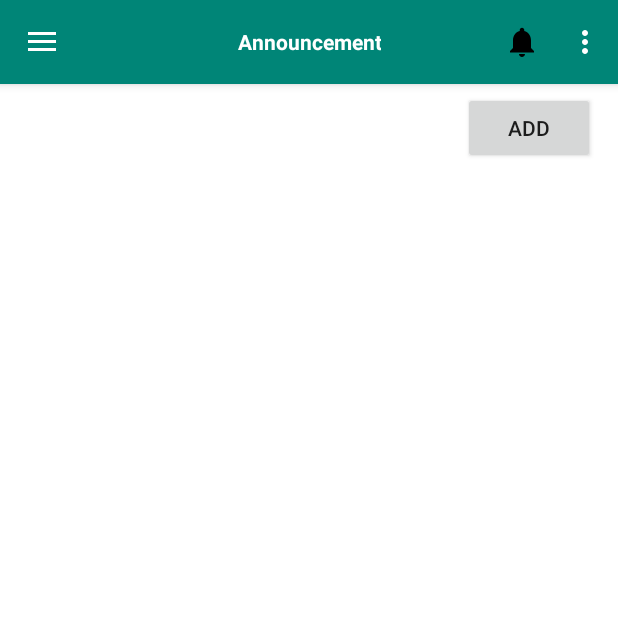
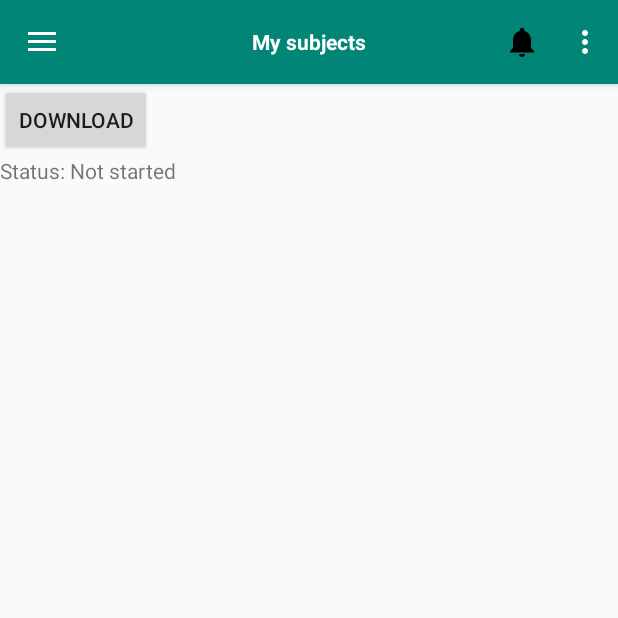
Before and after one commit to jurke95/androidSchoolApp, an Android app: the MainActivity screen opened directly, with no data from a screen before it, in the side drawer, after a tap on "Schedule", on a phone screen of 412 x 824 dp, the top half of it. Run offline under Robolectric (Android 15) with nearby library versions, the phone set to English and light mode, and no system bars; our stand-ins replace CircleImageView; pictures from the network do not load; 4 statements that could not run were skipped.

Commit message:
Add service

```diff
--- a/app/src/main/AndroidManifest.xml
+++ b/app/src/main/AndroidManifest.xml
@@ -10,7 +10,7 @@
     <uses-permission android:name="android.permission.ACCESS_NETWORK_STATE" />
     <uses-permission android:name="android.permission.WRITE_EXTERNAL_STORAGE" />
     <uses-permission android:name="android.permission.ACCESS_FINE_LOCATION" />
-
+    <uses-permission android:name="android.permission.WRITE_EXTERNAL_STORAGE" />
 
     <application
         android:name=".Config.MyApplication"
@@ -54,6 +54,9 @@
             android:authorities="com.example.schoolapp"
             android:enabled="true"
             android:exported="true"></provider>
+
+        <service android:name=".services.DownloadService" >
+        </service>
     </application>
 
 </manifest>
--- a/app/src/main/java/com/example/schoolapp/activities/MainActivity.java
+++ b/app/src/main/java/com/example/schoolapp/activities/MainActivity.java
@@ -23,6 +23,7 @@ import android.widget.Toast;
 import com.bumptech.glide.Glide;
 import com.example.schoolapp.R;
 import com.example.schoolapp.fragments.AnnouncementsFragment;
+import com.example.schoolapp.fragments.ScheduleFragment;
 import com.example.schoolapp.fragments.SchoolFragment;
 import com.example.schoolapp.fragments.StudentsFragment;
 import com.example.schoolapp.fragments.SubjectsFragment;
@@ -195,6 +196,9 @@ public class MainActivity extends AppCompatActivity {
                     fragmentClass = AnnouncementsFragment.class;
                 }
                 break;
+            case R.id.nav_schedule:
+                fragmentClass = ScheduleFragment.class;
+                break;
             case R.id.nav_subjects:
                 fragmentClass = SubjectsFragment.class;
                 break;
--- a/app/src/main/java/com/example/schoolapp/activities/SplashScreenActivity.java
+++ b/app/src/main/java/com/example/schoolapp/activities/SplashScreenActivity.java
@@ -56,7 +56,7 @@ public class SplashScreenActivity extends AppCompatActivity {
             }
             if(result == "UserLogin")
             {
-                result = initSubjects(params[0], tokenPreferences);
+                //result = initSubjects(params[0], tokenPreferences);
             }
             if(result == "UserLogin")
             {
--- /dev/null
+++ b/app/src/main/java/com/example/schoolapp/fragments/ScheduleFragment.java
@@ -0,0 +1,96 @@
+package com.example.schoolapp.fragments;
+
+import android.os.Bundle;
+import android.view.LayoutInflater;
+import android.view.View;
+import android.view.ViewGroup;
+
+import androidx.fragment.app.Fragment;
+
+import android.app.Activity;
+import android.content.BroadcastReceiver;
+import android.content.Context;
+import android.content.Intent;
+import android.content.IntentFilter;
+import android.os.Bundle;
+import android.view.View;
+import android.widget.TextView;
+import android.widget.Toast;
+
+import com.example.schoolapp.R;
+import com.example.schoolapp.services.DownloadService;
+
+public class ScheduleFragment extends Fragment {
+
+    @Override
+    public View onCreateView(LayoutInflater inflater, ViewGroup container, Bundle savedInstanceState) {
+        final View rootView = inflater.inflate(R.layout.fragment_schedule,
+                container, false);
+        textView = (TextView) rootView.findViewById(R.id.status);
+
+        rootView.findViewById(R.id.button1).setOnClickListener(new View.OnClickListener() {
+            @Override
+            public void onClick(View view) {
+                onClickM(rootView);
+            }
+        });
+
+        return rootView;
+    }
+
+    private TextView textView;
+    private BroadcastReceiver receiver = new BroadcastReceiver() {
+
+        @Override
+        public void onReceive(Context context, Intent intent) {
+            Bundle bundle = intent.getExtras();
+            if (bundle != null) {
+                String string = bundle.getString(DownloadService.FILEPATH);
+                int resultCode = bundle.getInt(DownloadService.RESULT);
+                if (resultCode == Activity.RESULT_OK) {
+                    Toast.makeText(getActivity(),
+                            "Download complete. Download URI: " + string,
+                            Toast.LENGTH_LONG).show();
+                    textView.setText("Download done");
+                } else {
+                    Toast.makeText(getActivity(), "Download failed",
+                            Toast.LENGTH_LONG).show();
+                    textView.setText("Download failed");
+                }
+            }
+        }
+    };
+
+//    @Override
+//    public void onCreate(Bundle savedInstanceState) {
+//        super.onCreate(savedInstanceState);
+//        setContentView(R.layout.activity_main);
+//        textView = (TextView) findViewById(R.id.status);
+//
+//
+//    }
+
+    @Override
+    public void onResume() {
+        super.onResume();
+        getActivity().registerReceiver(receiver, new IntentFilter(
+                DownloadService.NOTIFICATION));
+    }
+    @Override
+    public void onPause() {
+        super.onPause();
+        getActivity().unregisterReceiver(receiver);
+    }
+
+    public void onClickM(View view) {
+
+        Intent intent = new Intent(getActivity(), DownloadService.class);
+        // add infos for the service which file to download and where to store
+        intent.putExtra(DownloadService.FILENAME, "Schedule.html");
+        intent.putExtra(DownloadService.URL,
+                "https://drive.google.com/uc?export=download&id=1XLp16Zav6hWbSd0eK0YA05STjT6eF7u4");
+        getActivity().startService(intent);
+        textView.setText("Service started");
+    }
+
+}
--- /dev/null
+++ b/app/src/main/res/layout/fragment_schedule.xml
@@ -0,0 +1,28 @@
+<?xml version="1.0" encoding="utf-8"?>
+<LinearLayout xmlns:android="http://schemas.android.com/apk/res/android"
+    android:orientation="vertical" android:layout_width="match_parent"
+    android:layout_height="match_parent">
+
+    <Button
+        android:id="@+id/button1"
+        android:layout_width="wrap_content"
+        android:layout_height="wrap_content"
+        android:text="Download" />
+
+    <LinearLayout
+        android:layout_width="wrap_content"
+        android:layout_height="wrap_content" >
+
+        <TextView
+            android:layout_width="wrap_content"
+            android:layout_height="wrap_content"
+            android:text="Status: " />
+
+        <TextView
+            android:id="@+id/status"
+            android:layout_width="wrap_content"
+            android:layout_height="wrap_content"
+            android:text="Not started" />
+    </LinearLayout>
+
+</LinearLayout>
```
Also changed, not shown: app/src/main/java/com/example/schoolapp/services/DownloadService.java (added, +87 -0 lines).
